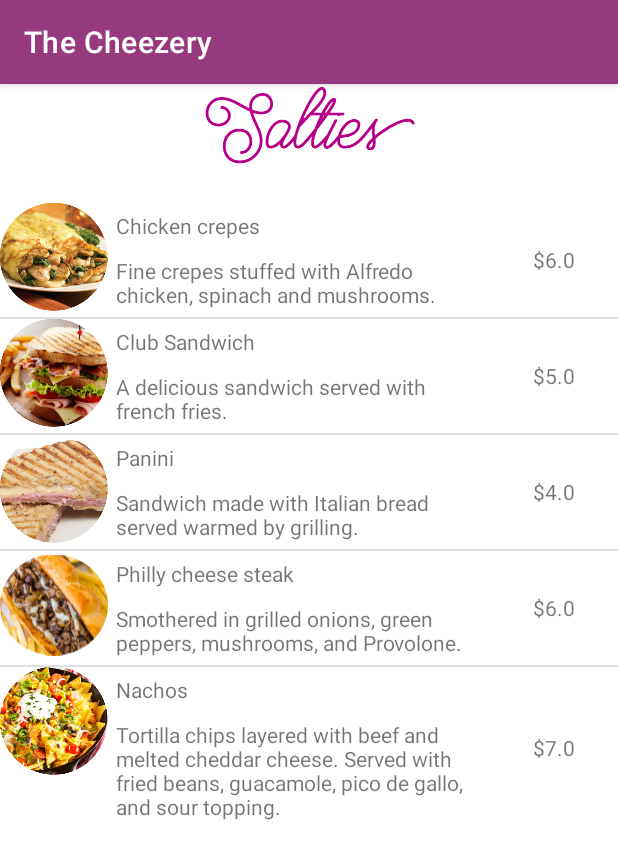
After one commit to JowsNunez/TheCheezary, an Android app: the SaltiesActivity screen opened directly, with no data from a screen before it, on a phone screen of 412 x 824 dp. The commit adds this screen. Shown: the top 859 px of the screen. Run offline under Robolectric (Android 15) with nearby library versions, the phone set to English and light mode, and no system bars.

Commit message:
Added SaltiesActivity

```diff
--- a/app/src/main/AndroidManifest.xml
+++ b/app/src/main/AndroidManifest.xml
@@ -11,6 +11,9 @@
         android:supportsRtl="true"
         android:theme="@style/Theme.TheCheezary"
         tools:targetApi="31">
+        <activity
+            android:name=".SaltiesActivity"
+            android:exported="false" />
         <activity
             android:name=".SwetsActivity"
             android:exported="false" />
--- a/app/src/main/java/jose/nunez/thecheezary/MenuActivity.kt
+++ b/app/src/main/java/jose/nunez/thecheezary/MenuActivity.kt
@@ -14,6 +14,7 @@ class MenuActivity : AppCompatActivity() {
         var btnColdDrinks: Button = findViewById(R.id.cold_drinks_button)
         var btnHotDrinks: Button = findViewById(R.id.hot_button)
         var btnSwets: Button = findViewById(R.id.sweets_button)
+        var btnSalties: Button = findViewById(R.id.salties_button)
 
         btnColdDrinks.setOnClickListener {
 
@@ -34,5 +35,10 @@ class MenuActivity : AppCompatActivity() {
             startActivity(intent)
         }
 
+        btnSalties.setOnClickListener{
+            var intent: Intent = Intent(this,SaltiesActivity::class.java)
+            startActivity(intent)
+        }
+
     }
 }
--- /dev/null
+++ b/app/src/main/java/jose/nunez/thecheezary/SaltiesActivity.kt
@@ -0,0 +1,119 @@
+package jose.nunez.thecheezary
+
+import android.content.Context
+import androidx.appcompat.app.AppCompatActivity
+import android.os.Bundle
+import android.view.LayoutInflater
+import android.view.View
+import android.view.ViewGroup
+import android.widget.BaseAdapter
+import android.widget.ImageView
+import android.widget.ListView
+import android.widget.TextView
+
+class SaltiesActivity : AppCompatActivity() {
+    var salties = ArrayList<Product>()
+
+
+    override fun onCreate(savedInstanceState: Bundle?) {
+        super.onCreate(savedInstanceState)
+        setContentView(R.layout.activity_salties)
+        agregaProductos()
+
+        var listView: ListView = findViewById(R.id.listView) as ListView
+        var adaptador: AdaptadorProductos =
+            AdaptadorProductos(this, salties)
+
+        listView.adapter = adaptador
+    }
+
+
+    fun agregaProductos() {
+        salties.add(
+            Product(
+                "Chicken crepes",
+                R.drawable.chickencrepes,
+                "Fine crepes stuffed with Alfredo chicken, spinach and mushrooms.",
+                6.0
+            )
+        )
+        salties.add(
+            Product(
+                "Club Sandwich",
+                R.drawable.clubsandwich,
+                "A delicious sandwich served with french fries.",
+                5.0
+            )
+        )
+        salties.add(
+            Product(
+                "Panini",
+                R.drawable.hampanini,
+                "Sandwich made with Italian bread  served warmed by grilling.",
+                4.0
+            )
+        )
+        salties.add(
+            Product(
+                "Philly cheese steak",
+                R.drawable.phillycheesesteak,
+                "Smothered in grilled onions, green peppers, mushrooms, and Provolone.",
+                6.0
+            )
+        )
+        salties.add(
+            Product(
+                "Nachos",
+                R.drawable.nachos,
+                "Tortilla chips layered with beef and   melted cheddar cheese. Served with fried beans, guacamole, pico de gallo, and sour topping.",
+                7.0
+            )
+        )
+
+    }
+
+    private class AdaptadorProductos : BaseAdapter {
+        var productos = ArrayList<Product>();
+        var context: Context? = null
+
+        constructor(context: Context, productos: ArrayList<Product>) : super() {
+            this.context = context
+            this.productos = productos
+        }
+
+        override fun getCount(): Int {
+            return productos.size
+
+        }
+
+        override fun getItem(position: Int): Any {
+            return productos[position]
+        }
+
+        override fun getItemId(position: Int): Long {
+            return position.toLong()
+        }
+
+        override fun getView(position: Int, convertView: View?, parent: ViewGroup?): View {
+            var prod = productos[position]
+            var inflador = LayoutInflater.from(context)
+            var vista = inflador.inflate(R.layout.producto_view, null)
+            var image = vista.findViewById(R.id.producto_img) as ImageView
+            var nombre = vista.findViewById(R.id.producto_nombre) as TextView
+            var desc = vista.findViewById(R.id.producto_desc) as TextView
+            var precio = vista.findViewById(R.id.producto_precio) as TextView
+
+            image.setImageResource(prod.image)
+            nombre.setText(prod.name)
+            desc.setText(prod.description)
+            precio.setText("$${prod.price}")
+
+
+
+            return vista
+        }
+
+
+    }
+
+}
--- /dev/null
+++ b/app/src/main/res/layout/activity_salties.xml
@@ -0,0 +1,23 @@
+<?xml version="1.0" encoding="utf-8"?>
+<LinearLayout xmlns:android="http://schemas.android.com/apk/res/android"
+    xmlns:app="http://schemas.android.com/apk/res-auto"
+    xmlns:tools="http://schemas.android.com/tools"
+    android:orientation="vertical"
+    android:layout_width="match_parent"
+    android:layout_height="match_parent"
+    tools:context=".SaltiesActivity">
+
+    <ImageView
+        android:layout_width="match_parent"
+        android:layout_height="wrap_content"
+        android:src="@drawable/salties"/>
+
+
+    <ListView
+        android:id="@+id/listView"
+        android:layout_width="match_parent"
+        android:layout_height="wrap_content" />
+
+
+
+</LinearLayout>
```
